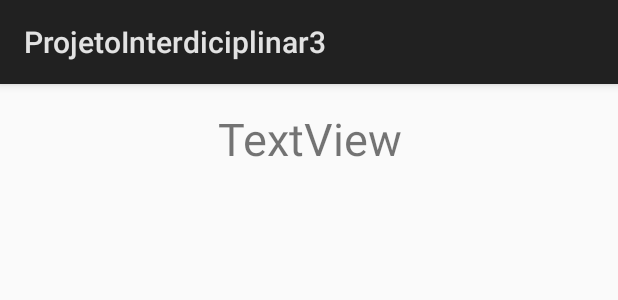
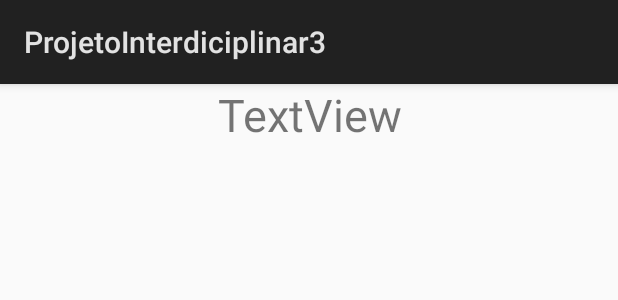
Before and after one commit to lincolnhammed/ProjetoInterdiciplinar3, an Android app: the layout activity_tela_principal.xml on its own in the app's theme, with its tools: preview values and no code run, on a phone screen of 412 x 824 dp. Shown: the top 300 px of the screen. Run offline under Robolectric (Android 15) with nearby library versions, the phone set to English and light mode, and no system bars.

Commit message:
Modificações gerais.

```diff
--- a/app/src/main/res/layout/activity_tela_principal.xml
+++ b/app/src/main/res/layout/activity_tela_principal.xml
@@ -1,14 +1,20 @@
 <?xml version="1.0" encoding="utf-8"?>
-<RelativeLayout xmlns:android="http://schemas.android.com/apk/res/android"
+<LinearLayout xmlns:android="http://schemas.android.com/apk/res/android"
 xmlns:tools="http://schemas.android.com/tools"
 android:id="@+id/activity_tela_principal"
 android:layout_width="match_parent"
 android:layout_height="match_parent"
-    android:paddingBottom="@dimen/activity_vertical_margin"
-    android:paddingLeft="@dimen/activity_horizontal_margin"
-    android:paddingRight="@dimen/activity_horizontal_margin"
-    android:paddingTop="@dimen/activity_vertical_margin"
+android:orientation="vertical"
+android:layout_weight="1"
 tools:context="com.example.lincoln.projetointerdiciplinar3.TelaPrincipal">
+
+
+    <LinearLayout
+        android:orientation="vertical"
+        android:layout_width="fill_parent"
+        android:layout_height="wrap_content"
+        android:layout_weight="0.5"
+        android:weightSum="1"> //Esse Layout pesa 50% do Layout total
 
         <TextView
             android:text="TextView"
@@ -22,10 +28,28 @@
 
         <ListView
             android:layout_width="match_parent"
-        android:layout_height="match_parent"
+            android:layout_height="198dp"
             android:id="@+id/listProduto"
             android:layout_alignParentTop="true"
             android:layout_alignParentStart="true" />
 
 
-</RelativeLayout>
+    </LinearLayout>
+
+    <LinearLayout
+        android:orientation="vertical"
+        android:layout_width="fill_parent"
+        android:layout_height="wrap_content"
+        android:layout_weight="0.5"
+        android:weightSum="1"> //Esse Layout pesa 50% do Layout total
+
+        <TextView
+            android:id="@+id/textServer"
+            android:layout_width="match_parent"
+            android:layout_height="229dp" />
+
+
+    </LinearLayout>
+
+
+</LinearLayout>
```
Also changed, not shown: app/src/main/AndroidManifest.xml (+11 -10 lines), app/src/main/java/com/example/lincoln/projetointerdiciplinar3/MainActivity.java (+32 -15 lines), app/src/main/java/com/example/lincoln/projetointerdiciplinar3/Militar.java (+7 -1 lines), app/src/main/java/com/example/lincoln/projetointerdiciplinar3/TelaPrincipal.java (+55 -0 lines), app/src/main/java/com/example/lincoln/projetointerdiciplinar3/Util.java (added, +55 -0 lines), app/src/main/res/layout/activity_main.xml (+9 -1 lines). Lines whose indentation alone changed are shown as unchanged.
